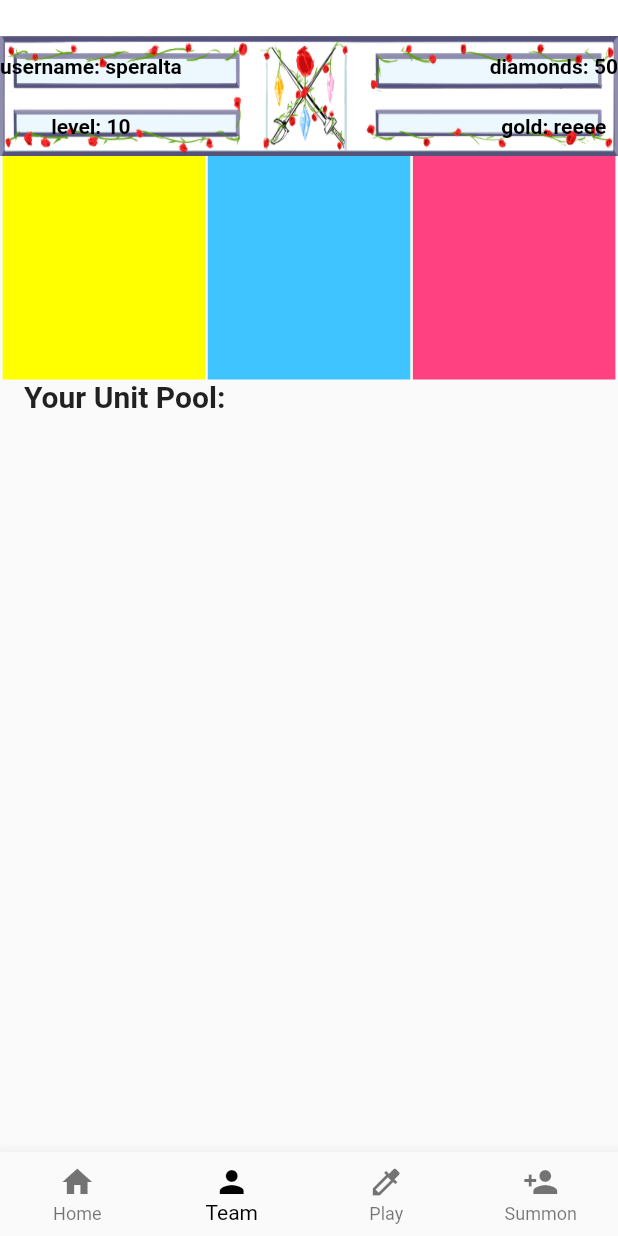
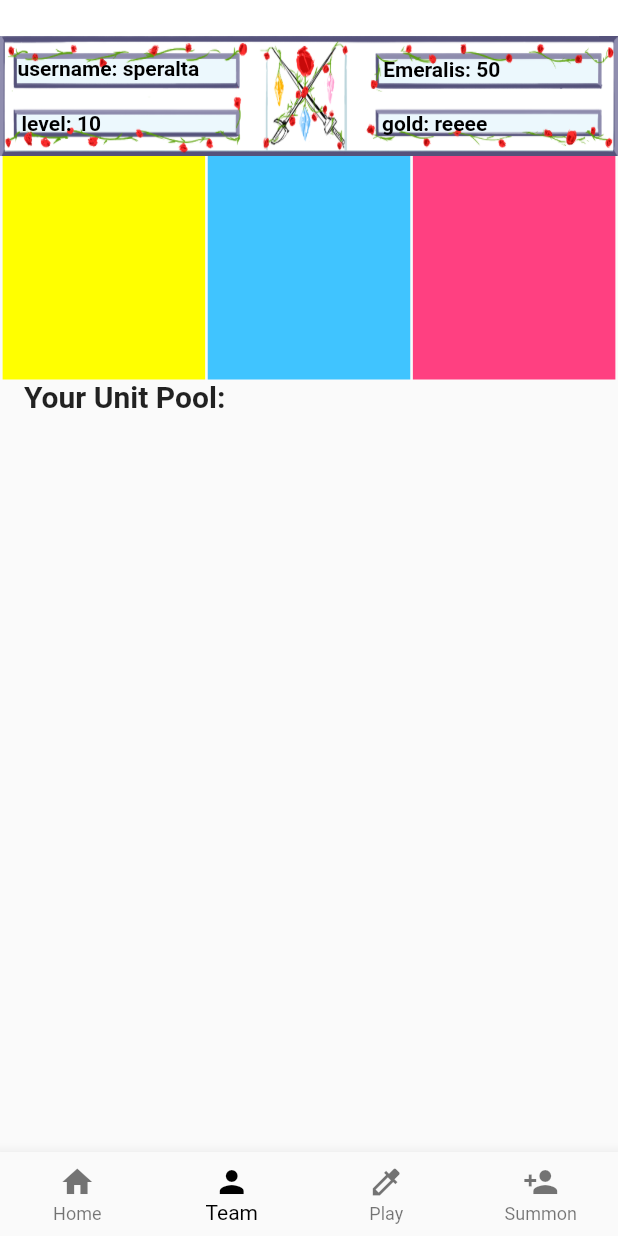
Before and after one commit to alachhman/Gacha-Game, a Flutter app: the screen it shows after launch, item 2 of the bottom bar chosen, on a phone screen of 412 x 824 dp. Run offline on Flutter 3.47's test engine with Material 2 defaults, Android fonts, the phone set to English and light mode, and no system bars; our stand-ins replace cloud_firestore, firebase_auth, google_sign_in, rxdart, sqflite; accounts and stored records are empty.

Commit message:
#19
-reworked entire appbar in terms of text, stacks work better for alignment than rows and columns.
-WIP data from firestore

```diff
--- a/lib/appbar.dart
+++ b/lib/appbar.dart
@@ -24,46 +24,66 @@ class AppBarWidget extends StatelessWidget {
               ),
               Container(
                 height: 80,
-                alignment: Alignment.bottomCenter,
-                child:Row( //row for text of user info
-                  mainAxisAlignment: MainAxisAlignment.spaceAround,
-                  children:[
-                    Column( //left side
-                      mainAxisAlignment: MainAxisAlignment.spaceAround,
-                      children: [
-                        Text('username: ' + 'speralta',
+                alignment: Alignment.center,
+                child: Stack(
+                  //alignment:new Alignment(x, y)
+                  children: <Widget>[
+                    Positioned(
+                      child: new Align(
+                        alignment:  Alignment(-.92,-.57),
+                        //
+                        //USER INFORMATION
+                        //
+                        child: Text('username: ' + 'speralta',
                           style: TextStyle(
                               fontWeight: FontWeight.bold,
                               color: Colors.black
                           ),
-
                         ),
-                        //      Spacer(),
-                        Text('level: ' + '10',
+                      ),
+                    ),
+                   Positioned(
+                      child: Align(
+                          alignment: Alignment(-.92,.57),
+                          //
+                          //LEVEL INFO STUFF
+                          //
+                          child: Text('level: ' + '10',
                               style: TextStyle(
                                   fontWeight: FontWeight.bold,
                                   color: Colors.black
-                            )),
-                      ],
+                              )
+                          )
                       ),
-                    Spacer(),
-                    Column( //right
-                        mainAxisAlignment: MainAxisAlignment.spaceAround,
-                        children:[
-                          Text('diamonds: ' + '50',
+                    ),
+                    Positioned(
+                      child: new Align(
+                        alignment: Alignment(.53,-.55),
+                        //
+                        //PREMIUM CURRENCY
+                        //
+                        child: Text('Emeralis: ' + '50',
                             style: TextStyle(
                                 fontWeight: FontWeight.bold,
                                 color: Colors.black
                             )
                         ),
-                          //     Spacer(),
-                          Text('gold: ' + 'reeee',
+                      ),
+                    ),
+                    Positioned(
+                      child: new Align(
+                        alignment: Alignment(.49,.57),
+                        //
+                        //GOLD
+                        //
+                        child: Text('gold: ' + 'reeee',
                             style: TextStyle(
                                 fontWeight: FontWeight.bold,
                                 color: Colors.black
-                              )),
-                        ]
                             )
+                        ),
+                      ),
+                    ),
                   ],
                 ),
                 decoration: BoxDecoration(
```
Lines whose indentation alone changed are shown as unchanged.
